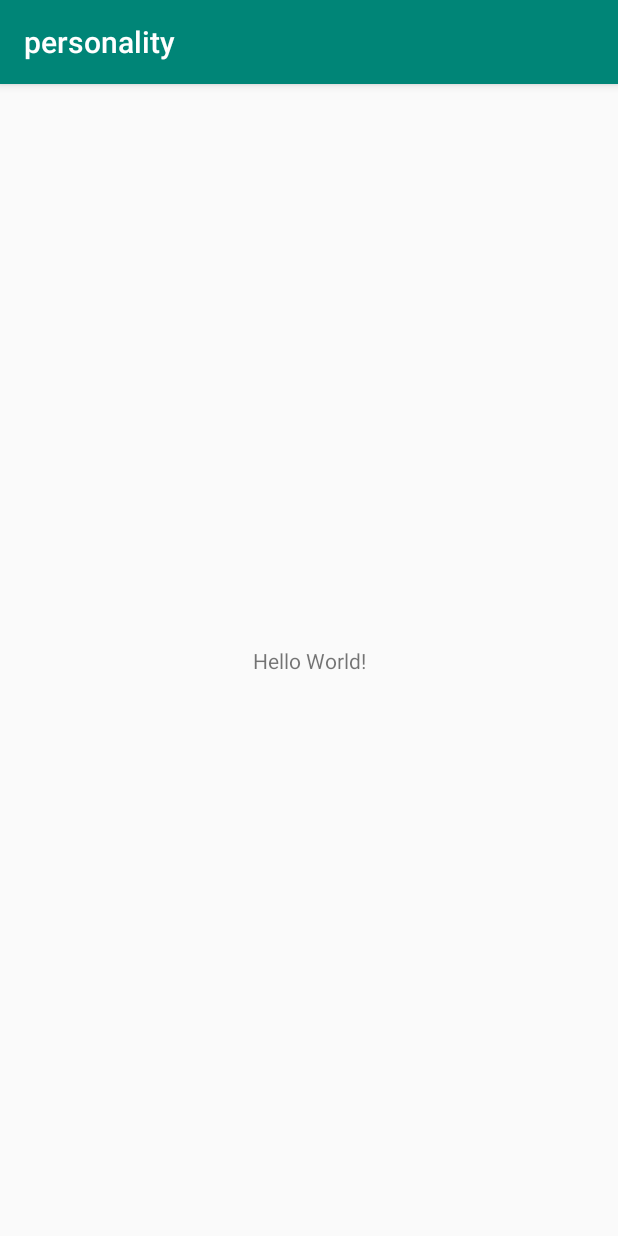
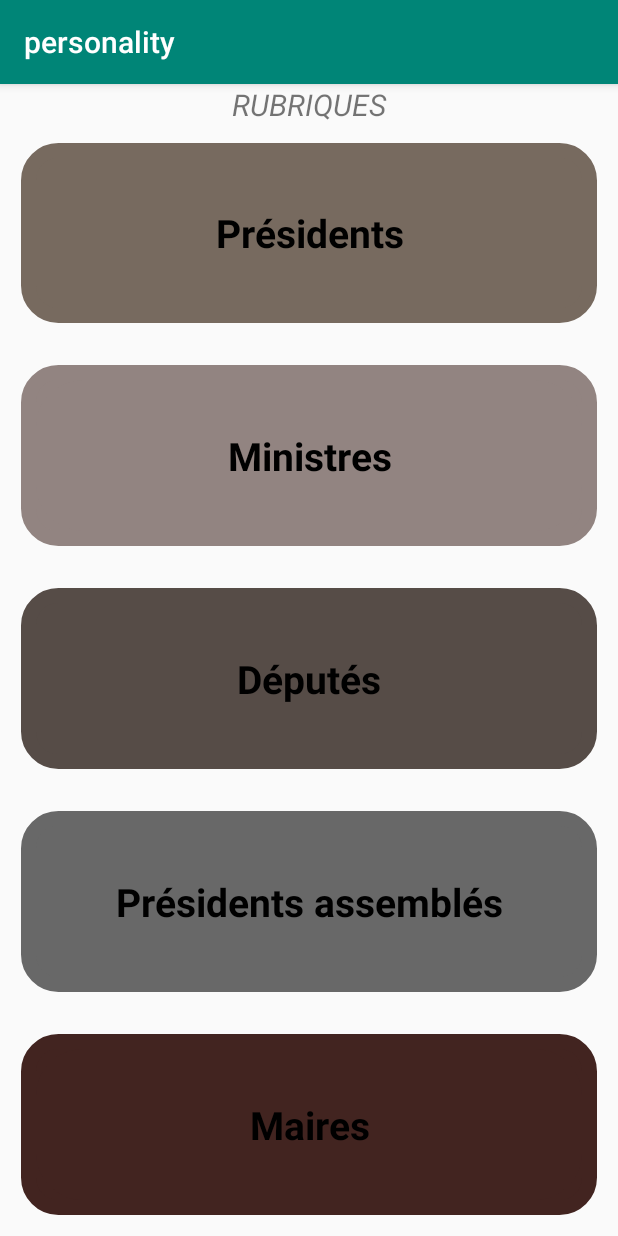
Before and after one commit to zetsu01/personality, an Android app: the screen it shows after launch (MainActivity), on a phone screen of 412 x 824 dp. Run offline under Robolectric (Android 15) with nearby library versions, the phone set to English and light mode, and no system bars.

Commit message:
Main, color, string modifier et ajout des fichiers border

```diff
--- a/app/build.gradle
+++ b/app/build.gradle
@@ -2,7 +2,7 @@ apply plugin: 'com.android.application'
 
 android {
     compileSdkVersion 30
-    buildToolsVersion "29.0.2"
+    buildToolsVersion '30.0.1'
     defaultConfig {
         applicationId "com.example.personality"
         minSdkVersion 15
--- /dev/null
+++ b/app/src/main/res/drawable/border_radius.xml
@@ -0,0 +1,15 @@
+<layer-list xmlns:android="http://schemas.android.com/apk/res/android" android:shape="rectangle" >
+    <item>
+        <shape>
+            <solid android:color="@color/president"/>
+            <stroke android:width="10dp" android:color="@color/president" />
+            <padding android:bottom="10dp" android:left="10dp" android:right="10dp" android:top="10dp" />
+            <corners android:radius="20dp" />
+        </shape>
+    </item>
+    <item>
+        <shape>
+            <corners android:radius="31dp" />
+        </shape>
+    </item>
+</layer-list>
--- /dev/null
+++ b/app/src/main/res/drawable/border_radius2.xml
@@ -0,0 +1,16 @@
+<layer-list xmlns:android="http://schemas.android.com/apk/res/android" android:shape="rectangle" >
+    <item>
+        <shape>
+            <solid android:color="@color/ministre" />
+            <stroke android:width="10dp" android:color="@color/ministre" />
+            <padding android:bottom="10dp" android:left="10dp" android:right="10dp" android:top="10dp" />
+            <corners android:radius="20dp" />
+        </shape>
+    </item>
+    <item>
+        <shape>
+            <solid android:color="@color/ministre" />
+            <corners android:radius="31dp" />
+        </shape>
+    </item>
+</layer-list>
--- /dev/null
+++ b/app/src/main/res/drawable/border_radius3.xml
@@ -0,0 +1,15 @@
+<layer-list xmlns:android="http://schemas.android.com/apk/res/android" android:shape="rectangle" >
+    <item>
+        <shape>
+            <solid android:color="@color/deputes" />
+            <stroke android:width="10dp" android:color="@color/deputes" />
+            <padding android:bottom="10dp" android:left="10dp" android:right="10dp" android:top="10dp" />
+            <corners android:radius="20dp" />
+        </shape>
+    </item>
+    <item>
+        <shape>
+            <corners android:radius="31dp" />
+        </shape>
+    </item>
+</layer-list>
--- /dev/null
+++ b/app/src/main/res/drawable/border_radius4.xml
@@ -0,0 +1,15 @@
+<layer-list xmlns:android="http://schemas.android.com/apk/res/android" android:shape="rectangle" >
+    <item>
+        <shape>
+            <solid android:color="@color/presidentAssemble" />
+            <stroke android:width="10dp" android:color="@color/presidentAssemble" />
+            <padding android:bottom="10dp" android:left="10dp" android:right="10dp" android:top="10dp" />
+            <corners android:radius="20dp" />
+        </shape>
+    </item>
+    <item>
+        <shape>
+            <corners android:radius="31dp" />
+        </shape>
+    </item>
+</layer-list>
--- /dev/null
+++ b/app/src/main/res/drawable/border_radius5.xml
@@ -0,0 +1,16 @@
+<layer-list xmlns:android="http://schemas.android.com/apk/res/android" android:shape="rectangle" >
+    <item>
+        <shape>
+            <solid android:color="@color/maires" />
+            <stroke android:width="10dp" android:color="@color/maires" />
+            <padding android:bottom="10dp" android:left="10dp" android:right="10dp" android:top="10dp" />
+            <corners android:radius="20dp" />
+        </shape>
+    </item>
+    <item>
+        <shape>
+            <solid android:color="@color/maires" />
+            <corners android:radius="31dp" />
+        </shape>
+    </item>
+</layer-list>
--- a/app/src/main/res/layout/activity_main.xml
+++ b/app/src/main/res/layout/activity_main.xml
@@ -6,13 +6,140 @@
     android:layout_height="match_parent"
     tools:context=".MainActivity">
 
-    <TextView
-        android:layout_width="wrap_content"
-        android:layout_height="wrap_content"
-        android:text="Hello World!"
-        app:layout_constraintBottom_toBottomOf="parent"
-        app:layout_constraintLeft_toLeftOf="parent"
-        app:layout_constraintRight_toRightOf="parent"
-        app:layout_constraintTop_toTopOf="parent" />
+    <LinearLayout
+        android:layout_width="match_parent"
+        android:layout_height="match_parent"
+        android:orientation="vertical"
+        android:backgroundTint="@color/azure"
+        tools:layout_editor_absoluteX="1dp"
+        tools:layout_editor_absoluteY="1dp"
+        tools:ignore="UnusedAttribute">
 
+        <TextView
+            android:layout_width="match_parent"
+            android:layout_height="25dp"
+            android:layout_gravity="center_horizontal"
+            android:gravity="center"
+            android:text="@string/rubriques"
+            android:textSize="20dp"
+            android:textStyle="italic"
+            tools:ignore="SmallSp,SpUsage" />
+
+        <LinearLayout
+            android:id="@+id/layoutPresident"
+            android:layout_width="match_parent"
+            android:layout_height="0dp"
+            android:layout_margin="14dp"
+            android:layout_weight="1"
+            android:background="@drawable/border_radius"
+            android:orientation="horizontal">
+
+            <TextView
+                android:id="@+id/rubrique1"
+                android:layout_width="match_parent"
+                android:layout_height="match_parent"
+                android:layout_gravity="center_horizontal"
+                android:layout_weight="1"
+                android:gravity="center"
+                android:text="@string/presidents"
+                android:textColor="#000000"
+                android:textSize="26sp"
+                android:textStyle="bold"
+                tools:ignore="InefficientWeight,NestedWeights" />
+
+        </LinearLayout>
+
+        <LinearLayout
+            android:id="@+id/layoutMinistre"
+            android:layout_width="match_parent"
+            android:layout_height="0dp"
+            android:layout_margin="14dp"
+            android:layout_weight="1"
+            android:background="@drawable/border_radius2"
+            android:orientation="horizontal">
+
+            <TextView
+                android:id="@+id/rubrique2"
+                android:layout_width="350dp"
+                android:layout_height="match_parent"
+                android:layout_gravity="center_horizontal"
+                android:layout_weight="1"
+                android:gravity="center"
+                android:text="@string/ministres"
+                android:textColor="#000000"
+                android:textSize="26sp"
+                android:textStyle="bold"
+                tools:ignore="InefficientWeight,NestedWeights" />
+        </LinearLayout>
+
+        <LinearLayout
+            android:id="@+id/layoutDeputes"
+            android:layout_width="match_parent"
+            android:layout_height="0dp"
+            android:layout_margin="14dp"
+            android:layout_weight="1"
+            android:background="@drawable/border_radius3"
+            android:orientation="horizontal">
+
+            <TextView
+                android:id="@+id/rubrique3"
+                android:layout_width="350dp"
+                android:layout_height="match_parent"
+                android:layout_gravity="center_horizontal"
+                android:layout_weight="1"
+                android:gravity="center"
+                android:text="@string/deputes"
+                android:textColor="#000000"
+                android:textSize="26sp"
+                android:textStyle="bold"
+                tools:ignore="InefficientWeight,NestedWeights" />
+        </LinearLayout>
+
+        <LinearLayout
+            android:id="@+id/layoutPrAssemble"
+            android:layout_width="match_parent"
+            android:layout_height="0dp"
+            android:layout_margin="14dp"
+            android:layout_weight="1"
+            android:background="@drawable/border_radius4"
+            android:orientation="horizontal">
+
+            <TextView
+                android:id="@+id/rubrique4"
+                android:layout_width="350dp"
+                android:layout_height="match_parent"
+                android:layout_gravity="center_horizontal"
+                android:layout_weight="1"
+                android:gravity="center"
+                android:text="@string/president_assemble"
+                android:textColor="#000000"
+                android:textSize="26sp"
+                android:textStyle="bold"
+                tools:ignore="InefficientWeight,NestedWeights" />
+        </LinearLayout>
+
+        <LinearLayout
+            android:id="@+id/layoutMaires"
+            android:layout_width="match_parent"
+            android:layout_height="0dp"
+            android:layout_margin="14dp"
+            android:layout_weight="1"
+            android:background="@drawable/border_radius5"
+            android:orientation="horizontal">
+
+        <TextView
+                android:id="@+id/rubrique5"
+                android:layout_width="350dp"
+                android:layout_height="match_parent"
+                android:layout_gravity="center_horizontal"
+                android:layout_weight="1"
+                android:gravity="center"
+                android:text="@string/maires"
+                android:textColor="#000000"
+                android:textSize="26sp"
+                android:textStyle="bold"
+                tools:ignore="InefficientWeight,NestedWeights" />
+        </LinearLayout>
+
+    </LinearLayout>
 </androidx.constraintlayout.widget.ConstraintLayout>
--- a/app/src/main/res/values/colors.xml
+++ b/app/src/main/res/values/colors.xml
@@ -3,4 +3,19 @@
     <color name="colorPrimary">#008577</color>
     <color name="colorPrimaryDark">#00574B</color>
     <color name="colorAccent">#D81B60</color>
+    <color name="aliceblue">#F0F8FF</color>
+    <color name="antiquewhite">#FAEBD7</color>
+    <color name="azure">#F0FFFF</color>
+    <color name="beige">#F5F5DC</color>
+    <color name="cornsilk">#FFF8DC</color>
+    <color name="gray">#808080</color>
+    <color name="silver">#C0C0C0</color>
+    <color name="lightcyan">#E0FFFF</color>
+    <color name="snow">#FFFAFA</color>
+    <color name="ghostwhite">#F8F8FF</color>
+    <color name="president">#776a5f</color>
+    <color name="ministre">#928481</color>
+    <color name="deputes">#564c47</color>
+    <color name="presidentAssemble">#686868</color>
+    <color name="maires">#422420</color>
 </resources>
--- a/app/src/main/res/values/strings.xml
+++ b/app/src/main/res/values/strings.xml
@@ -1,3 +1,9 @@
 <resources>
     <string name="app_name">personality</string>
+    <string name="deputes">Députés</string>
+    <string name="ministres">Ministres</string>
+    <string name="maires">Maires</string>
+    <string name="presidents">Présidents</string>
+    <string name="president_assemble">Présidents assemblés</string>
+    <string name="rubriques">RUBRIQUES</string>
 </resources>
--- a/build.gradle
+++ b/build.gradle
@@ -7,7 +7,7 @@ buildscript {
 
     }
     dependencies {
-        classpath 'com.android.tools.build:gradle:3.5.3'
+        classpath 'com.android.tools.build:gradle:4.0.1'
 
         // NOTE: Do not place your application dependencies here; they belong
         // in the individual module build.gradle files
```
Also changed, not shown: gradle/wrapper/gradle-wrapper.properties.
